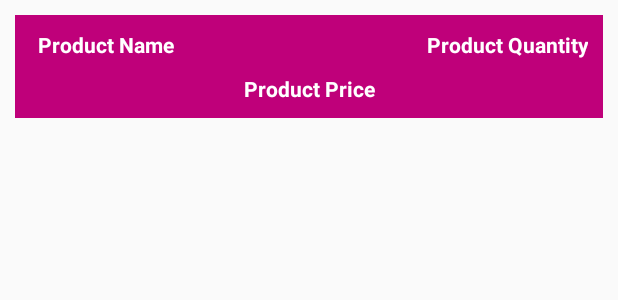
After one commit to Debasis56/VocalForLocalAndroidApp, an Android app: the layout cart_items_layout.xml on its own in the app's theme, with its tools: preview values and no code run, on a phone screen of 412 x 824 dp. The commit adds this screen. Shown: the top 300 px of the screen. Run offline under Robolectric (Android 15) with nearby library versions, the phone set to English and light mode, and no system bars.

Commit message:
Updated Cart Activity

```diff
--- a/app/src/main/java/com/example/android/vocalforlocal/HomeActivity.java
+++ b/app/src/main/java/com/example/android/vocalforlocal/HomeActivity.java
@@ -62,8 +62,8 @@ public class HomeActivity extends AppCompatActivity
         fab.setOnClickListener(new View.OnClickListener() {
             @Override
             public void onClick(View view) {
-                Snackbar.make(view, "Replace with your own action", Snackbar.LENGTH_LONG)
-                        .setAction("Action", null).show();
+                Intent intent = new Intent(HomeActivity.this, CartActivity.class);
+                startActivity(intent);
             }
         });
 
@@ -182,6 +182,8 @@ public class HomeActivity extends AppCompatActivity
 
         if (id == R.id.nav_cart)
         {
+            Intent intent = new Intent(HomeActivity.this, CartActivity.class);
+            startActivity(intent);
 
         }
         else if (id == R.id.nav_orders)
--- /dev/null
+++ b/app/src/main/res/layout/cart_items_layout.xml
@@ -0,0 +1,47 @@
+<?xml version="1.0" encoding="utf-8"?>
+<RelativeLayout xmlns:android="http://schemas.android.com/apk/res/android"
+    android:layout_width="match_parent"
+    android:layout_height="wrap_content"
+    android:layout_margin="10dp">
+
+    <RelativeLayout
+        android:layout_width="match_parent"
+        android:layout_height="wrap_content"
+        android:padding="10dp"
+        android:background="@color/colorPrimaryDark">
+
+        <TextView
+            android:layout_width="160dp"
+            android:id="@+id/cart_product_name"
+            android:layout_height="wrap_content"
+            android:layout_marginLeft="5dp"
+            android:text="Product Name"
+            android:textSize="14sp"
+            android:textColor="@color/white"
+            android:textStyle="bold"/>
+
+        <TextView
+            android:layout_width="160dp"
+            android:id="@+id/cart_product_quantity"
+            android:layout_height="wrap_content"
+            android:layout_alignParentEnd="true"
+            android:layout_marginLeft="5dp"
+            android:text="Product Quantity"
+            android:textAlignment="viewEnd"
+            android:textSize="14sp"
+            android:textColor="@color/white"
+            android:textStyle="bold"/>
+        <TextView
+            android:layout_width="match_parent"
+            android:layout_height="wrap_content"
+            android:textSize="14sp"
+            android:id="@+id/cart_product_price"
+            android:layout_below="@id/cart_product_quantity"
+            android:gravity="center"
+            android:text="Product Price"
+            android:layout_marginTop="10dp"
+            android:textColor="@color/white"
+            android:textStyle="bold"/>
+    </RelativeLayout>
+
+</RelativeLayout>
```
Also changed, not shown: app/src/main/AndroidManifest.xml (+5 -2 lines), app/src/main/java/com/example/android/vocalforlocal/CartActivity.java (added, +128 -0 lines), app/src/main/java/com/example/android/vocalforlocal/Model/Cart.java (added, +56 -0 lines), app/src/main/java/com/example/android/vocalforlocal/ProductDetailsActivity.java (+71 -2 lines), app/src/main/java/com/example/android/vocalforlocal/ViewHolder/CartViewHolder.java (added, +34 -0 lines), app/src/main/res/layout/activity_cart.xml (added, +47 -0 lines), app/src/main/res/layout/activity_product_details.xml (+12 -0 lines).
